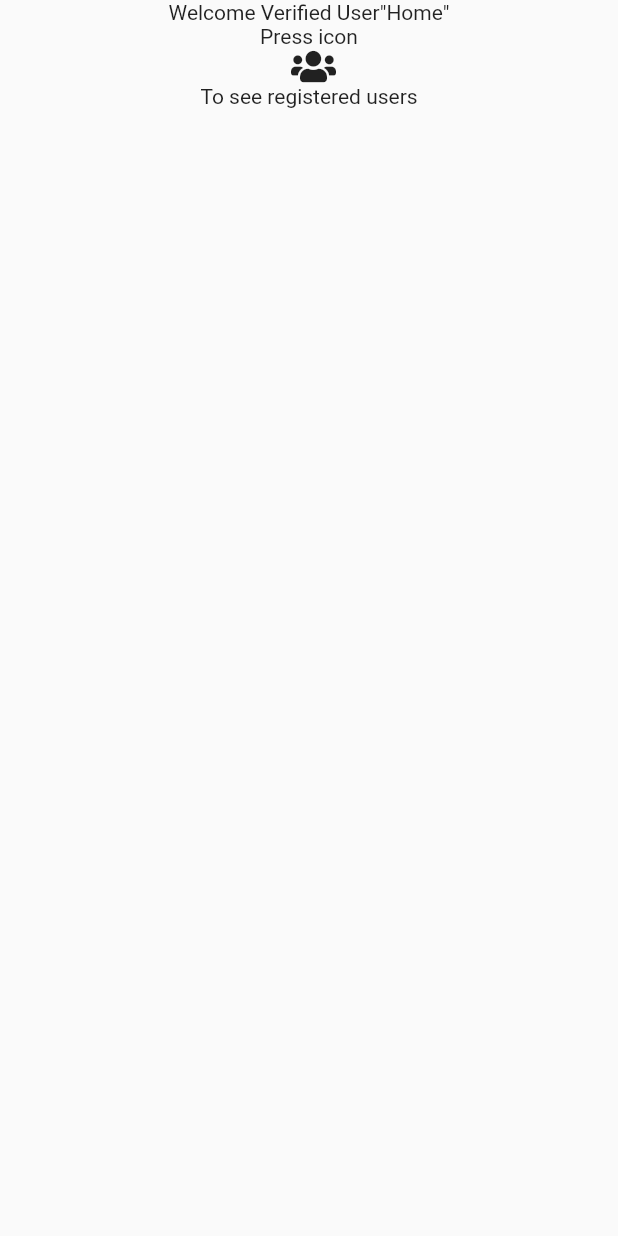
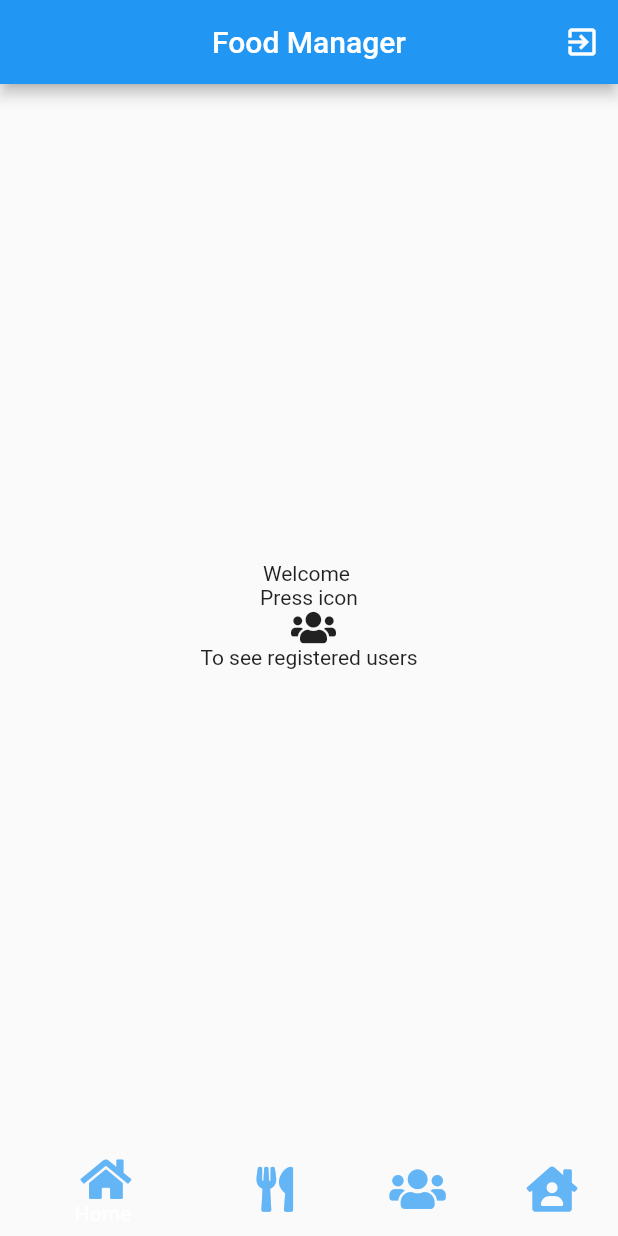
Before and after one commit to flutterflytech/food-manager-v2, a Flutter app: the UnverifiedUserUI screen opened directly, on a phone screen of 412 x 824 dp. Run offline on Flutter 3.47's test engine with Material 2 defaults, Android fonts, the phone set to English and light mode, and no system bars; our stand-ins replace cloud_firestore, firebase_auth, firebase_storage, fluttertoast, font_awesome_flutter, image_cropper and 2 more; accounts and stored records are empty.

Commit message:
DAY-15 Admin Login, Normal User Login, bugFixes

```diff
--- a/lib/services/unverified_user.dart
+++ b/lib/services/unverified_user.dart
@@ -1,24 +1,29 @@
 import 'package:firebase_auth/firebase_auth.dart';
 import 'package:flutter/cupertino.dart';
 import 'package:flutter/material.dart';
-import 'package:font_awesome_flutter/font_awesome_flutter.dart';
 import 'package:food_manager_v2/constants/color_constants.dart';
 import 'package:food_manager_v2/utils/app_utils.dart';
+import 'package:food_manager_v2/views/home.dart';
 import 'package:food_manager_v2/views/login_page.dart';
 import 'package:progress_dialog/progress_dialog.dart';
 
 class UnverifiedUserUI extends StatefulWidget {
+  final bool isAdmin;
+
+  const UnverifiedUserUI({Key key, this.isAdmin}) : super(key: key);
+
+
   @override
   _UnverifiedUserUIState createState() => _UnverifiedUserUIState();
 }
 
 class _UnverifiedUserUIState extends State<UnverifiedUserUI> {
   bool _isEmailVerified = false;
+  bool isAdmin = true;
   ProgressDialog pr;
 
   @override
   void initState() {
-    // TODO: implement initState
     super.initState();
     WidgetsBinding.instance.addPostFrameCallback((_) {});
     pr = new ProgressDialog(context,
@@ -32,13 +37,10 @@ class _UnverifiedUserUIState extends State<UnverifiedUserUI> {
   @override
   Widget build(BuildContext context) {
     return Scaffold(
-        body: SafeArea(
-      child: Column(
-        children: _isEmailVerified
-            ? _getVerifiedUserData()
-            : _getUnverifiedUserData(),
-      ),
-    ));
+        body: _isEmailVerified
+              ? _getVerifiedUserData()
+              : _getUnverifiedUserData(),
+        );
   }
 
   _checkVerificationStatus() async {
@@ -60,9 +62,9 @@ class _UnverifiedUserUIState extends State<UnverifiedUserUI> {
         });
       });
     } catch (e) {
-      print('An error occured while trying to check email is verified or not!');
+      print('An error occurred while trying to check email is verified or not!');
       AppUtils.showToast(
-          'An error occured while trying to check email is verified or not!',
+          'An error occurred while trying to check email is verified or not!',
           red,
           white);
       print(e.message);
@@ -70,34 +72,14 @@ class _UnverifiedUserUIState extends State<UnverifiedUserUI> {
   }
 
   _getVerifiedUserData() {
-    return [
-      Center(
-        child: Column(
-          mainAxisAlignment: MainAxisAlignment.center,
-          crossAxisAlignment: CrossAxisAlignment.center,
-          children: <Widget>[
-            Column(
-              mainAxisAlignment: MainAxisAlignment.center,
-              children: <Widget>[
-                Text('Welcome Verified User"Home"'),
-                Text('Press icon'),
-                Icon(
-                  FontAwesomeIcons.users,
-                ),
-                Text('To see registered users')
-              ],
-            ),
-          ],
-        ),
-      ),
-    ];
+    return HomePage(isAdmin: isAdmin,);
   }
 
   _getUnverifiedUserData() {
-    return [
-      Center(
-        child: Container(
+    return Center(
+      child: Container(
           child: Column(
+            mainAxisAlignment: MainAxisAlignment.center,
             children: <Widget>[
               RaisedButton(
                 child: Text('Resend Email'),
@@ -126,23 +108,23 @@ class _UnverifiedUserUIState extends State<UnverifiedUserUI> {
             ],
           ),
         ),
-      )
-    ];
+    );
+
   }
 
   _sendMailAgain() async {
     try {
       FirebaseUser user = await FirebaseAuth.instance.currentUser();
       user.sendEmailVerification().then((_) {
-        AppUtils.showToast('Email verification link send successfuly.',
+        AppUtils.showToast('Email verification link send successfully.',
             green,white);
       }).catchError((error) {
         print(error.message);
       });
     } catch (e) {
-      print("An error occured while trying to send email verification");
+      print("An error occurred while trying to send email verification");
       AppUtils.showToast(
-          'An error occured while trying to send email verification',
+          'An error occurred while trying to send email verification',
           red,
           white);
       print(e.message);
@@ -156,7 +138,7 @@ class _UnverifiedUserUIState extends State<UnverifiedUserUI> {
         _isEmailVerified = user.isEmailVerified;
       });
     } catch (e) {
-      print("An error occured while trying to get current user.");
+      print("An error occurred while trying to get current user.");
     }
   }
 }
--- a/lib/views/home.dart
+++ b/lib/views/home.dart
@@ -4,6 +4,8 @@ import 'package:font_awesome_flutter/font_awesome_flutter.dart';
 import 'package:food_manager_v2/constants/color_constants.dart';
 import 'package:food_manager_v2/constants/style_constants.dart';
 import 'package:food_manager_v2/views/bottom_navigation/dashboard_page.dart';
+import 'package:food_manager_v2/views/bottom_navigation/meal_detail_page.dart';
+import 'package:food_manager_v2/views/bottom_navigation/payment_detail_page.dart';
 import 'package:food_manager_v2/views/bottom_navigation/user_profile_page.dart';
 import 'package:food_manager_v2/views/bottom_navigation/vendor_page.dart';
 import 'package:food_manager_v2/views/login_page.dart';
@@ -11,14 +13,16 @@ import 'package:food_manager_v2/views/bottom_navigation/users_page.dart';
 
 class HomePage extends StatefulWidget {
   final String user;
+  final bool isAdmin;
 
-  const HomePage({Key key, this.user}) : super(key: key);
+  const HomePage({Key key, this.user, this.isAdmin}) : super(key: key);
 
   @override
   _HomePageState createState() => _HomePageState();
 }
 
 class _HomePageState extends State<HomePage> {
+  bool isAdmin = true ;
   void onTabTapped(int index) {
     setState(() {
       _currentIndex = index;
@@ -28,19 +32,42 @@ class _HomePageState extends State<HomePage> {
   int _currentIndex = 0;
   List<Widget> _childern = [];
 
-  //to be removed
-  static String loggedInUserLastName = '';
-  static String loggedInUserFirstName = '';
-  static String loggedInUserEmail = '';
-  static String loggedInUserEmployeeId = '';
-  static String loggedInUserUid = '';
-
-  //to be removed
   @override
   void initState() {
-    // TODO: implement initState
     super.initState();
-    _childern = [
+
+    if(isAdmin){
+      _childern=[
+        Dashboard(user: widget.user,),
+        VendorPage(),
+        UsersPage(user: widget.user,),
+        UserProfile(user: widget.user,),
+      ];
+    }else{
+      _childern=[
+        Dashboard(user: widget.user,),
+        PaymentPage(),
+        MealPage(),
+        UserProfile(user: widget.user,),
+      ];
+    }
+
+
+
+
+
+/*    _childern[0]=Dashboard(user: widget.user,);
+    _childern[1]=MealPage();
+    _childern[2]=PaymentPage();
+    _childern[3]=UserProfile(user: widget.user,);
+if(widget.isAdmin){
+  _childern[1]=VendorPage();
+  _childern[2]=UsersPage(
+    user: widget.user,
+  );
+}*/
+
+    /*_childern = [
       Dashboard(
         user: widget.user,
       ),
@@ -51,7 +78,7 @@ class _HomePageState extends State<HomePage> {
       UserProfile(
         user: widget.user,
       ),
-    ];
+    ]*/
   }
 
   @override
@@ -80,6 +107,7 @@ class _HomePageState extends State<HomePage> {
         onTap: onTabTapped,
         elevation: 0,
         currentIndex: _currentIndex,
+
         items: [
           BottomNavigationBarItem(
               icon: Icon(
@@ -114,28 +142,6 @@ class _HomePageState extends State<HomePage> {
               title: Text('Profile', style: bold)),
         ],
       ),
-      /*SafeArea(
-        child: Center(
-          child: Column(
-            mainAxisAlignment: MainAxisAlignment.center,
-            children: <Widget>[
-              Column(
-                mainAxisAlignment: MainAxisAlignment.center,
-                children: <Widget>[
-                  Text(welcome + ' ' + loggedInUserName.toUpperCase()),
-                  Text(iconInfo),
-                  Icon(
-                    FontAwesomeIcons.users,
-                  ),
-                  Text(iconAction)
-                ],
-              ),
-            ],
-          ),
-        ),
-      ),*/
     );
   }
-
-
 }
--- a/lib/views/login_page.dart
+++ b/lib/views/login_page.dart
@@ -4,6 +4,7 @@ import 'package:flutter/material.dart';
 import 'package:food_manager_v2/constants/color_constants.dart';
 import 'package:food_manager_v2/constants/style_constants.dart';
 import 'package:food_manager_v2/constants/text_constants.dart';
+import 'package:food_manager_v2/services/unverified_user.dart';
 import 'package:food_manager_v2/utils/app_utils.dart';
 import 'package:food_manager_v2/views/forgot_password_page.dart';
 import 'package:food_manager_v2/views/home.dart';
@@ -136,7 +137,7 @@ class _LogInPageState extends State<LogInPage> {
                               Navigator.pushReplacement(
                                 context,
                                 MaterialPageRoute(
-                                  builder: (context) => HomePage(),
+                                  builder: (context) => UnverifiedUserUI(),
                                 ),
                               );
                             }).catchError((err) {
--- /dev/null
+++ b/lib/widgets/profilr_view_widget.dart
@@ -0,0 +1 @@
+import 'package:flutter/material.dart';
```
Also changed, not shown: lib/views/bottom_navigation/meal_detail_page.dart (added, +15 -0 lines), lib/views/bottom_navigation/payment_detail_page.dart (added, +15 -0 lines), 1 other file.
